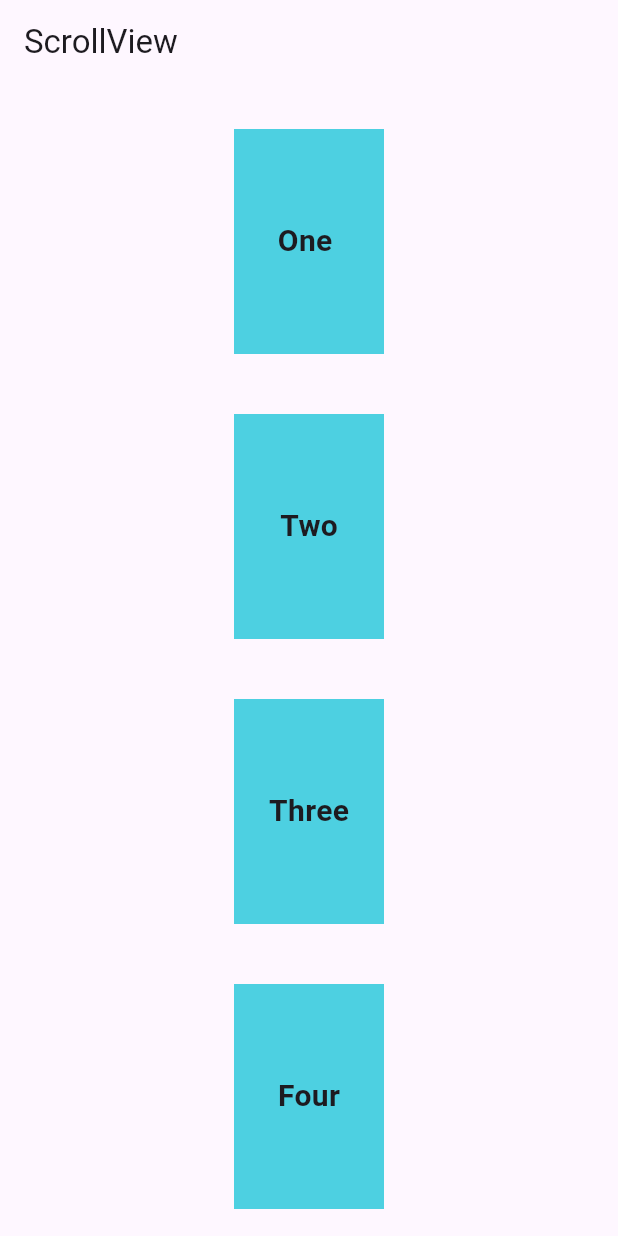
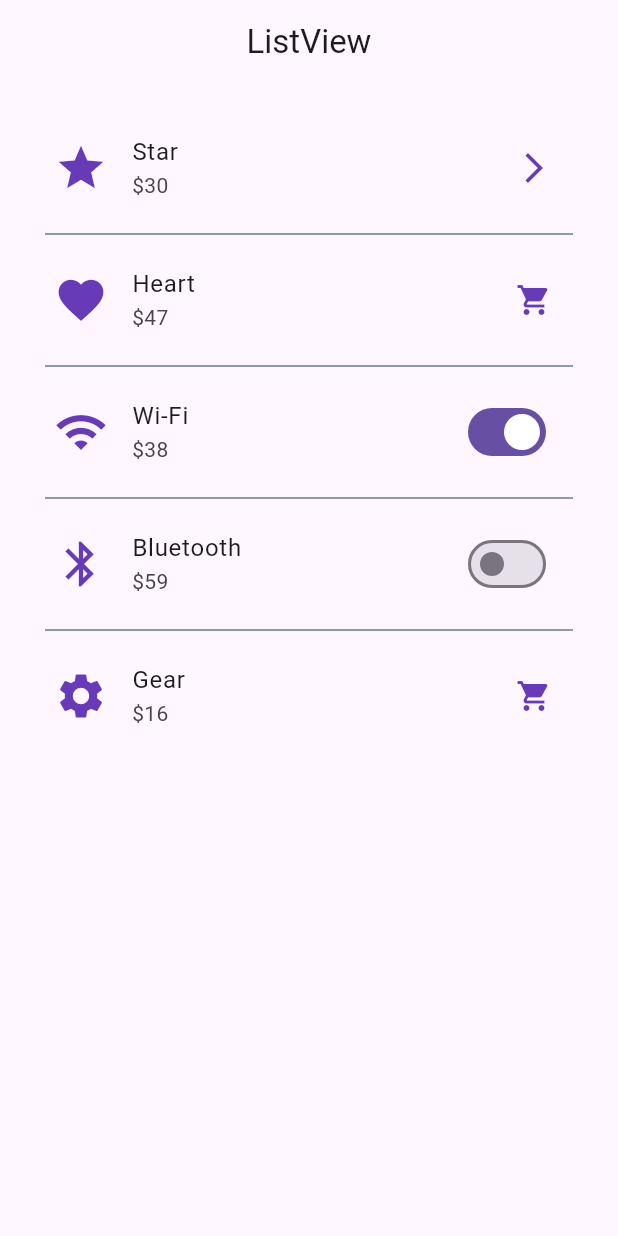
Before and after one commit to mickykbp/learning-flutter, a Flutter app: the screen it shows after launch, on a phone screen of 412 x 824 dp. Run offline on Flutter 3.47's test engine with Material 3 defaults, Android fonts, the phone set to English and light mode, and no system bars.

Commit message:
update code week4

```diff
--- a/flutter_sample/lib/main.dart
+++ b/flutter_sample/lib/main.dart
@@ -1,5 +1,7 @@
 import 'package:flutter/material.dart';
 import 'package:flutter_sample/my_container.dart';
+import 'package:flutter_sample/my_grid_page.dart';
+import 'package:flutter_sample/my_listview_page.dart';
 import 'package:flutter_sample/my_scroll.dart';
 
 void main() {
@@ -14,7 +16,7 @@ class MainApp extends StatelessWidget {
     return const MaterialApp(
       debugShowCheckedModeBanner: false,
       title: 'My Flutter Sample',
-      home: MyScrllView()
+      home: MyListviewPage()
     ) ;
   }
 }
--- /dev/null
+++ b/flutter_sample/lib/my_listview_page.dart
@@ -0,0 +1,89 @@
+import 'dart:math';
+
+import 'package:flutter/material.dart' ;
+
+class MyListviewPage extends StatefulWidget {
+  const MyListviewPage ({super.key}) ;
+
+  @override
+  State<MyListviewPage> createState() => _MyListviewPageState() ;
+  }
+
+  class _MyListviewPageState extends State<MyListviewPage> {
+    var rnd = Random();
+    var titleText = ['Star', 'Heart', 'Wi-Fi', 'Bluetooth', 'Gear'] ;
+    var leadingIcon = [Icons.star, Icons.favorite, Icons.wifi, Icons.bluetooth, Icons.settings] ;
+
+    var switchWifi = true ;
+    var switchBluetooth = false ;
+
+    @override
+    Widget build(BuildContext context) => Scaffold(
+      appBar: AppBar(title: const Text('ListView'), centerTitle: true,),
+      body: ListView.separated(
+        padding: const EdgeInsets.all(20),
+        itemCount: titleText.length ,
+        itemBuilder: (context, index) => buildListItem(context, index) ,
+        separatorBuilder: (context, index) => const Divider(
+          thickness: 1,
+          color: Colors.blueGrey ,
+          indent: 10,
+          endIndent: 10 ,
+        ),
+       ),
+    ) ;
+
+    Widget buildListItem(BuildContext ctx, int index) {
+
+      return ListTile(
+        leading: Icon(leadingIcon[index], size: 36,),
+        title: Text(titleText[index]),
+        subtitle: Text('\$${rnd.nextInt(50)+10}') ,
+        trailing: trailingWidget(ctx, index),
+        iconColor: Colors.deepPurple,
+        onTap: () => myAlert(ctx , 'เปิดดูรายการ ${titleText[index]}')
+      ) ;
+    }
+
+    Widget trailingWidget(BuildContext ctx, int index){
+      var widgets = <Widget> [
+        const Icon(Icons.arrow_forward_ios),
+        InkWell(
+          child: const Icon(Icons.shopping_cart),
+          onTap: () => myAlert(ctx, 'ได้หยิบ ${titleText[index]} ใส่รถเข็นแล้ว'),
+        ),
+        Switch(
+          value: switchWifi,
+          onChanged: (isOn) => setState((){
+            switchWifi = isOn ;
+            var msg = (isOn)?'เปิด':'ปิด' ;
+            myAlert(ctx, '${titleText[index]}: $msg');
+          }) ,
+        ),
+        Switch(
+          value: switchBluetooth,
+          onChanged: (isOn) => setState((){
+            switchBluetooth = isOn ;
+            var msg = (isOn)?'เปิด':'ปิด' ;
+            myAlert(ctx, '${titleText[index]}: $msg');
+          }) ,
+        ),
+        InkWell(
+          child: const Icon(Icons.shopping_cart),
+          onTap: () => myAlert(ctx, 'ได้หยิบ ${titleText[index]} ใส่รถเข็นแล้ว'),
+        ),
+      ] ;
+      return widgets[index] ;
+    }
+    void myAlert(BuildContext ctx, String txt) {
+      showDialog(context: ctx,
+      builder: (ctx) => AlertDialog(
+        content: Text(txt, style: const TextStyle(fontSize: 30, color: Colors.greenAccent),),
+        actions: [
+          TextButton(
+            onPressed: () => Navigator.of(ctx).pop(),
+            child: const Text('Ok'))
+        ]
+      )) ;
+    }
+  }
```
Also changed, not shown: flutter_sample/lib/my_grid_page.dart (added, +57 -0 lines).
